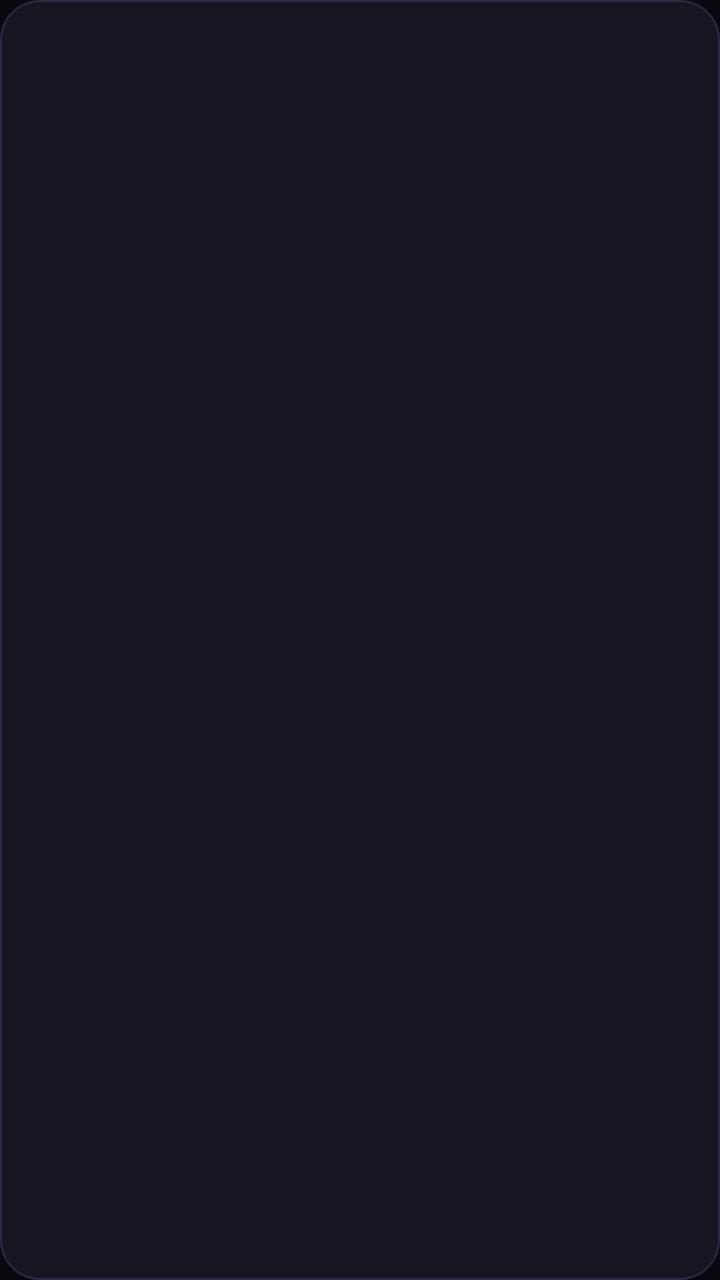
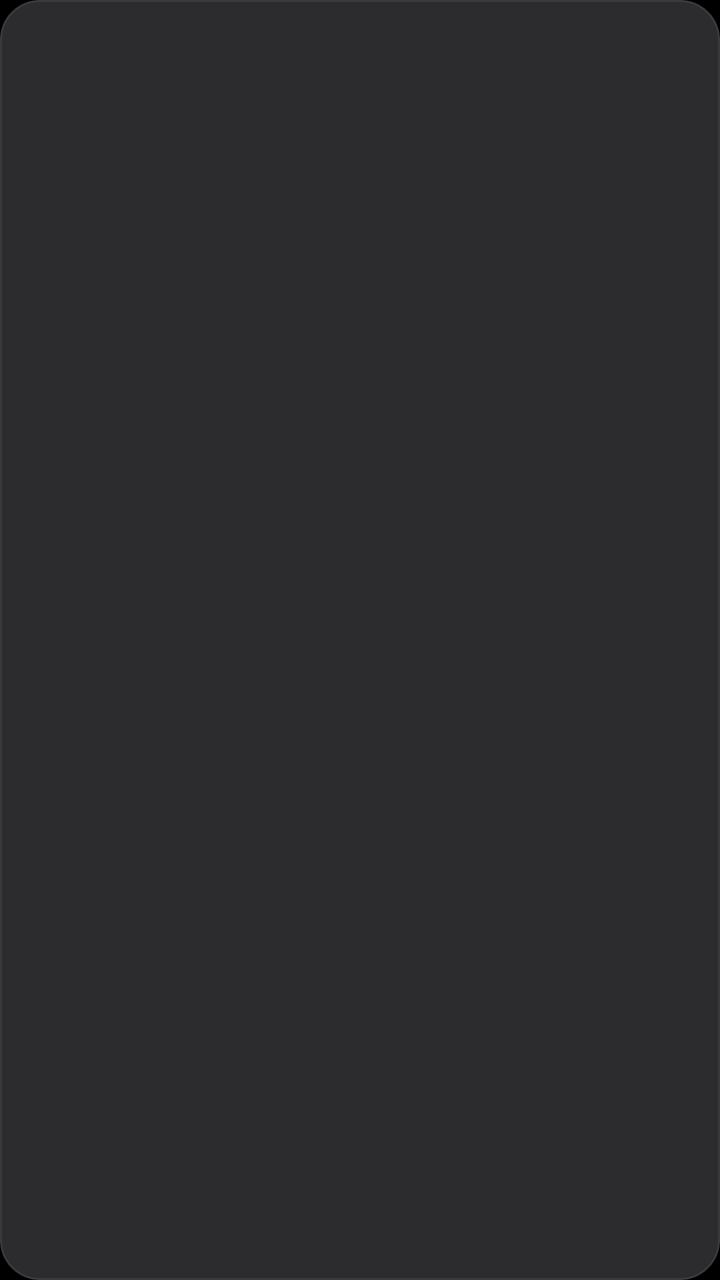

Screens rendered from an Android XML layout before and after an edit, with the pre-edit source and the edit as a unified diff.
<!-- AndroidManifest.xml: application theme Theme.ScreenMotion -->
<!-- res/layout/item_vehicle_chip.xml -->
<?xml version="1.0" encoding="utf-8"?>
<com.google.android.material.card.MaterialCardView xmlns:android="http://schemas.android.com/apk/res/android"
    xmlns:app="http://schemas.android.com/apk/res-auto"
    android:layout_width="wrap_content"
    android:layout_height="wrap_content"
    android:layout_marginEnd="8dp"
    app:cardBackgroundColor="@color/bg_card"
    app:cardCornerRadius="20dp"
    app:cardElevation="0dp"
    app:strokeColor="@color/stroke"
    app:strokeWidth="1dp">

    <LinearLayout
        android:layout_width="wrap_content"
        android:layout_height="wrap_content"
        android:gravity="center_vertical"
        android:orientation="horizontal"
        android:paddingHorizontal="12dp"
        android:paddingVertical="8dp">

        <TextView
            android:id="@+id/vehicleEmoji"
            android:layout_width="wrap_content"
            android:layout_height="wrap_content"
            android:textSize="18sp" />

        <TextView
            android:id="@+id/vehicleName"
            android:layout_width="wrap_content"
            android:layout_height="wrap_content"
            android:layout_marginStart="6dp"
            android:textColor="@color/text_primary"
            android:textSize="13sp"
            android:textStyle="bold" />
    </LinearLayout>
</com.google.android.material.card.MaterialCardView>
<!-- resources referenced by this layout -->
<resources>
  <color name="bg_card">#FF161622</color>
  <color name="stroke">#FF2A2A40</color>
  <color name="text_primary">#FFF2F4FF</color>
  <style name="Theme.ScreenMotion" parent="Theme.MaterialComponents.DayNight.NoActionBar">
          <item name="colorPrimary">@color/accent</item>
          <item name="colorPrimaryVariant">@color/accent</item>
          <item name="colorSecondary">@color/accent_warm</item>
          <item name="android:statusBarColor">@color/bg_dark</item>
          <item name="android:navigationBarColor">@color/bg_dark</item>
          <item name="android:windowBackground">@color/bg_dark</item>
          <item name="android:textColorPrimary">@color/text_primary</item>
          <item name="android:colorBackground">@color/bg_dark</item>
      </style>
  <color name="accent">#FF6C8CFF</color>
  <color name="accent_warm">#FFFF6B8A</color>
  <color name="bg_dark">#FF08080F</color>
</resources>

<!-- the commit's change to res/layout/item_vehicle_chip.xml (unified diff, before → after) -->
@@ -15,20 +15,29 @@
         android:layout_height="wrap_content"
         android:gravity="center_vertical"
         android:orientation="horizontal"
-        android:paddingHorizontal="12dp"
-        android:paddingVertical="8dp">
+        android:paddingHorizontal="10dp"
+        android:paddingVertical="6dp">
+
+        <ImageView
+            android:id="@+id/vehicleThumb"
+            android:layout_width="36dp"
+            android:layout_height="36dp"
+            android:contentDescription="@null"
+            android:scaleType="centerCrop" />
 
         <TextView
             android:id="@+id/vehicleEmoji"
             android:layout_width="wrap_content"
             android:layout_height="wrap_content"
-            android:textSize="18sp" />
+            android:layout_marginStart="2dp"
+            android:textSize="14sp"
+            android:visibility="gone" />
 
         <TextView
             android:id="@+id/vehicleName"
             android:layout_width="wrap_content"
             android:layout_height="wrap_content"
-            android:layout_marginStart="6dp"
+            android:layout_marginStart="8dp"
             android:textColor="@color/text_primary"
             android:textSize="13sp"
             android:textStyle="bold" />
<!-- resource entries referenced after the edit -->
@@ -1,20 +1,34 @@
 <!-- resources referenced by this layout -->
 <resources>
-  <color name="bg_card">#FF161622</color>
-  <color name="stroke">#FF2A2A40</color>
-  <color name="text_primary">#FFF2F4FF</color>
+  <color name="bg_card">#FF2C2C2E</color>
+  <color name="stroke">#FF3A3A3C</color>
+  <color name="text_primary">#FFFFFFFF</color>
   <style name="Theme.ScreenMotion" parent="Theme.MaterialComponents.DayNight.NoActionBar">
           <item name="colorPrimary">@color/accent</item>
           <item name="colorPrimaryVariant">@color/accent</item>
-          <item name="colorSecondary">@color/accent_warm</item>
+          <item name="colorSecondary">@color/accent</item>
+          <item name="colorOnPrimary">@color/text_primary</item>
           <item name="android:statusBarColor">@color/bg_dark</item>
           <item name="android:navigationBarColor">@color/bg_dark</item>
           <item name="android:windowBackground">@color/bg_dark</item>
           <item name="android:textColorPrimary">@color/text_primary</item>
           <item name="android:colorBackground">@color/bg_dark</item>
+          <item name="bottomSheetDialogTheme">@style/ThemeOverlay.ScreenMotion.BottomSheet</item>
       </style>
-  <color name="accent">#FF6C8CFF</color>
-  <color name="accent_warm">#FFFF6B8A</color>
-  <color name="bg_dark">#FF08080F</color>
+  <color name="accent">#FF0A84FF</color>
+  <color name="bg_dark">#FF000000</color>
+  <style name="ThemeOverlay.ScreenMotion.BottomSheet" parent="ThemeOverlay.MaterialComponents.BottomSheetDialog">
+          <item name="bottomSheetStyle">@style/Widget.ScreenMotion.BottomSheet</item>
+          <item name="android:colorBackground">@color/bg_elevated</item>
+      </style>
+  <style name="Widget.ScreenMotion.BottomSheet" parent="Widget.MaterialComponents.BottomSheet.Modal">
+          <item name="shapeAppearance">@style/ShapeAppearance.ScreenMotion.Large</item>
+          <item name="backgroundTint">@color/bg_elevated</item>
+      </style>
+  <color name="bg_elevated">#FF1C1C1E</color>
+  <style name="ShapeAppearance.ScreenMotion.Large" parent="ShapeAppearance.MaterialComponents.LargeComponent">
+          <item name="cornerFamily">rounded</item>
+          <item name="cornerSize">28dp</item>
+      </style>
 </resources>
 
